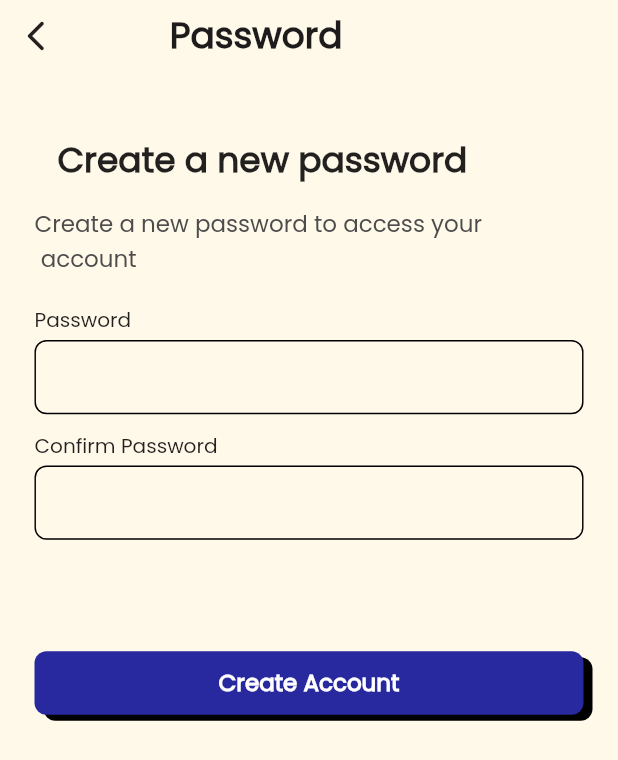
After one commit to hngx-org/Lightning-food-mobile, a Flutter app: the PasswordScreen screen opened directly, on a phone screen of 412 x 824 dp. The commit adds this screen. Shown: the top 760 px of the screen. Run offline on Flutter 3.47's test engine with Material 2 defaults, Android fonts, the phone set to English and light mode, and no system bars; our stand-ins replace confetti, dio, flutter_riverpod, flutter_screenutil, flutter_svg, iconsax; network calls fail.

Commit message:
added more functionalites

```diff
--- /dev/null
+++ b/lib/views/password/password_screen.dart
@@ -0,0 +1,176 @@
+import 'package:flutter/material.dart';
+import 'package:flutter_screenutil/flutter_screenutil.dart';
+import 'package:iconsax/iconsax.dart';
+import 'package:lightning_food_mobile/constants/app_colors.dart';
+import 'package:lightning_food_mobile/views/forgot_password_3_and_4/widgets/text_field.dart';
+import 'package:lightning_food_mobile/views/login_view/login_screen.dart';
+
+import '../../../constants/app_widgets.dart';
+
+class PasswordScreen extends StatefulWidget {
+  const PasswordScreen({super.key});
+
+  @override
+  State<PasswordScreen> createState() => _PasswordScreenState();
+}
+
+class _PasswordScreenState extends State<PasswordScreen> {
+  final TextEditingController passwordController = TextEditingController();
+  final TextEditingController confirmPasswordController =
+  TextEditingController();
+  bool _showSuccessDialog = false; // Track whether to show the success dialog
+
+  @override
+  void dispose() {
+    // Dispose of the controllers to avoid memory leaks
+    passwordController.dispose();
+    confirmPasswordController.dispose();
+    super.dispose();
+  }
+
+  void _showSuccess() {
+    setState(() {
+      _showSuccessDialog = true;
+    });
+  }
+
+  @override
+  Widget build(BuildContext context) {
+    return SafeArea(
+      child: Scaffold(
+        backgroundColor: const Color(0xFFFFF9EA),
+        body: Stack(children: [
+          if (_showSuccessDialog)
+            ModalBarrier(
+              color: Colors.black.withOpacity(0.6),
+              dismissible: false,
+            ),
+          SingleChildScrollView(
+            child: Column(children: [
+              Row(
+                children: [
+                  IconButton(
+                    onPressed: () {},
+                    icon: const Icon(Icons.arrow_back_ios_new_rounded),
+                  ),
+                  SizedBox(
+                    width: 68.w,
+                  ),
+                  Text(
+                    'Password',
+                    textAlign: TextAlign.center,
+                    style: TextStyle(
+                      color: AppColor.black2,
+                      fontSize: 25.sp,
+                      fontWeight: FontWeight.w600,
+                    ),
+                  ),
+                ],
+              ),
+              SizedBox(
+                height: 47.h,
+              ),
+              SizedBox(
+                width: 350.w,
+                child: Text('Create a new password',
+                    style: TextStyle(
+                      fontSize: 24.sp,
+                      fontWeight: FontWeight.w700,
+                    )),
+              ),
+              SizedBox(
+                height: 16.h,
+              ),
+              SizedBox(
+                width: 382.w,
+                child: Text(
+                  'Create a new password to access your\n account',
+                  style: TextStyle(
+                    color: AppColor.black33,
+                    fontSize: 16.sp,
+                    fontWeight: FontWeight.w400,
+                  ),
+                ),
+              ),
+              SizedBox(
+                height: 22.h,
+              ),
+              SizedBox(
+                  width: 382.w,
+                  child: Text(
+                    'Password',
+                    style: TextStyle(fontSize: 14.sp),
+                  )),
+              SizedBox(
+                height: 4.h,
+              ),
+              CustomTextFormField(
+                controller: passwordController,
+                obscureText: true,
+              ),
+              SizedBox(
+                height: 12.h,
+              ),
+              SizedBox(
+                  width: 382.w,
+                  child: Text(
+                    'Confirm Password',
+                    style: TextStyle(fontSize: 14.sp),
+                  )),
+              SizedBox(
+                height: 4.h,
+              ),
+              CustomTextFormField(
+                controller: confirmPasswordController,
+                obscureText: true,
+              ),
+              SizedBox(
+                height: 84.h,
+              ),
+              AppButton(
+                height: 48.h,
+                width: 382.w,
+                buttonText: 'Create Account',
+                onTap: () {
+                  //TODO Login User and Navigate screeen
+                  _showSuccess();
+                },
+                buttonColor: AppColor.primaryColor,
+                buttonTextColor: AppColor.pureWhite,
+                fontSize: 16.sp,
+              )
+            ]),
+          ),
+          if (_showSuccessDialog)
+            DialogueBox(
+              dialogButton: AppButton(
+                buttonColor: AppColor.primaryColor,
+                height: 48.h,
+                width: 332.w,
+                buttonText: 'Continue',
+                onTap: () {
+                  Navigator.push(context,
+                      MaterialPageRoute(builder: (_) => const LoginScreen()));
+                },
+                buttonTextColor: AppColor.pureWhite,
+                fontSize: 16.sp,
+              ),
+              dialogIcon: const Icon(
+                size: 100,
+                color: Color(0xFF08B839),
+                Iconsax.tick_circle,
+              ),
+              dialogText: Text(
+                'Your password has been reset \nsuccessfully',
+                textAlign: TextAlign.center,
+                style: TextStyle(
+                  fontSize: 16.sp,
+                  fontWeight: FontWeight.w600,
+                ),
+              ),
+            )
+        ]),
+      ),
+    );
+  }
+}
--- a/pubspec.yaml
+++ b/pubspec.yaml
@@ -36,7 +36,9 @@ dependencies:
   flutter_riverpod: ^2.4.0
   flutter_screenutil: ^5.9.0
   flutter_svg: ^2.0.7
+  get: ^4.6.6
   google_fonts: ^6.1.0
+  http: ^1.1.0
   iconsax: ^0.0.8
 
 dev_dependencies:
```
Also changed, not shown: lib/repositories/all_user_repository.dart (+6 -7 lines), lib/repositories/auth_repository.dart (+10 -9 lines), lib/view_models/user_data_provider.dart (+14 -5 lines), lib/views/login_view/admin_signup_screen.dart (+11 -4 lines), lib/views/sign_up_views/email_confirmation_screen.dart (+6 -7 lines), pubspec.lock.
